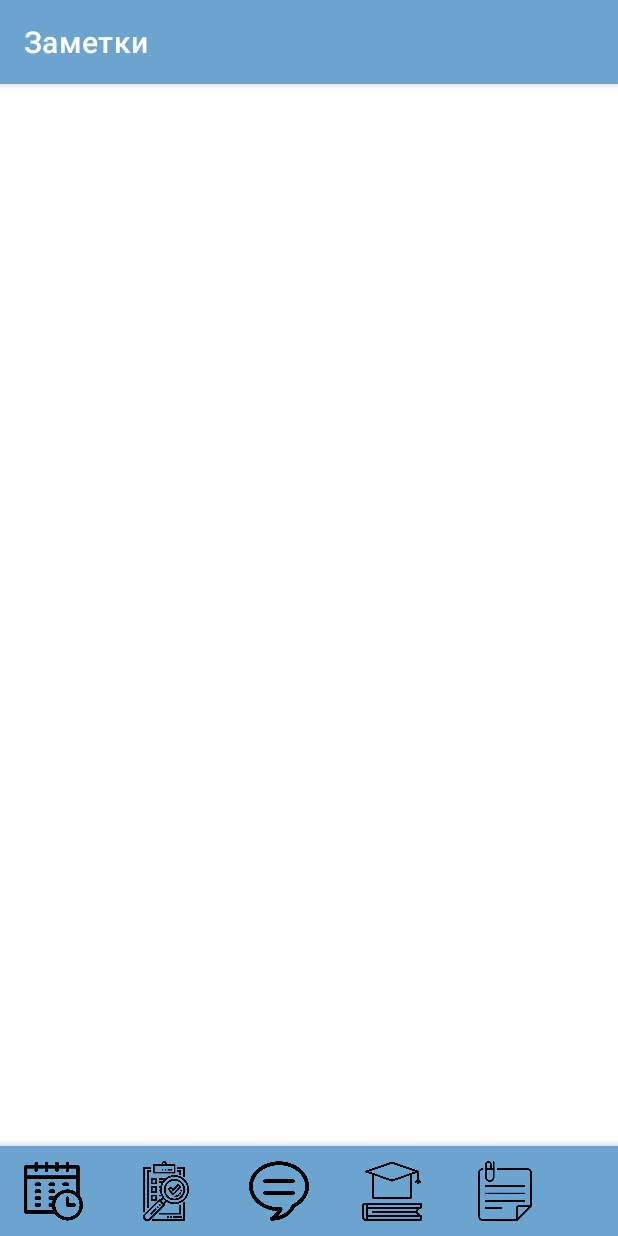
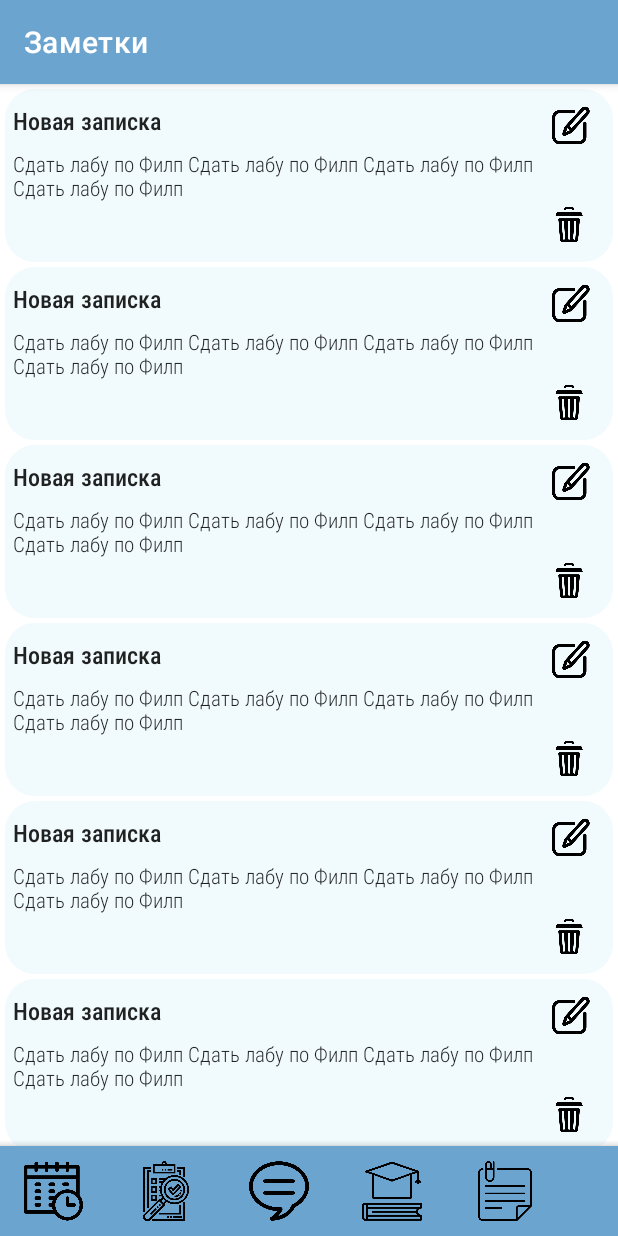
Before and after one commit to Nadezhda24/PersonalAccount, an Android app: the NoteActivity screen opened directly, with no data from a screen before it, on a phone screen of 412 x 824 dp. Run offline under Robolectric (Android 15) with nearby library versions, the phone set to English and light mode, and no system bars.

Commit message:
Note Interface

```diff
--- a/app/src/main/java/com/example/personalaccount/activity/NoteActivity.java
+++ b/app/src/main/java/com/example/personalaccount/activity/NoteActivity.java
@@ -1,6 +1,8 @@
 package com.example.personalaccount.activity;
 
 import androidx.appcompat.app.AppCompatActivity;
+import androidx.recyclerview.widget.LinearLayoutManager;
+import androidx.recyclerview.widget.RecyclerView;
 
 import android.content.Intent;
 import android.graphics.Color;
@@ -9,16 +11,44 @@ import android.os.Bundle;
 import android.view.View;
 
 import com.example.personalaccount.R;
+import com.example.personalaccount.note.Note;
+import com.example.personalaccount.note.NoteAdapter;
+import com.example.personalaccount.results.Result;
+
+import java.util.ArrayList;
 
 public class NoteActivity extends AppCompatActivity {
-
+    ArrayList<Note> Notes = new ArrayList<Note>();
     @Override
     protected void onCreate(Bundle savedInstanceState) {
         super.onCreate(savedInstanceState);
         setContentView(R.layout.activity_note);
         getSupportActionBar().setTitle("Заметки");
         getSupportActionBar().setBackgroundDrawable(new ColorDrawable(Color.rgb(108,164,208)));
+
+        setInitialData();
+
+        RecyclerView recyclerView = (RecyclerView) findViewById(R.id.RecyclerViewNotes);
+        recyclerView.setLayoutManager(new LinearLayoutManager(this));
+        NoteAdapter NoteAdapter = new NoteAdapter(this, Notes);
+
+        recyclerView.setAdapter(NoteAdapter);
+
+
     }
+
+    private void setInitialData(){
+        Notes.add(new Note("Новая записка", "Сдать лабу по Филп Сдать лабу по Филп Сдать лабу по Филп Сдать лабу по Филп"));
+        Notes.add(new Note("Новая записка", "Сдать лабу по Филп Сдать лабу по Филп Сдать лабу по Филп Сдать лабу по Филп"));
+        Notes.add(new Note("Новая записка", "Сдать лабу по Филп Сдать лабу по Филп Сдать лабу по Филп Сдать лабу по Филп"));
+        Notes.add(new Note("Новая записка", "Сдать лабу по Филп Сдать лабу по Филп Сдать лабу по Филп Сдать лабу по Филп"));
+        Notes.add(new Note("Новая записка", "Сдать лабу по Филп Сдать лабу по Филп Сдать лабу по Филп Сдать лабу по Филп"));
+        Notes.add(new Note("Новая записка", "Сдать лабу по Филп Сдать лабу по Филп Сдать лабу по Филп Сдать лабу по Филп"));
+        Notes.add(new Note("Новая записка", "Сдать лабу по Филп Сдать лабу по Филп Сдать лабу по Филп Сдать лабу по Филп"));
+
+    }
+
+
 
     public void BottomMenuOnClick(View view) {
         switch (view.getId()) {
--- a/app/src/main/java/com/example/personalaccount/activity/ResultsActivity.java
+++ b/app/src/main/java/com/example/personalaccount/activity/ResultsActivity.java
@@ -14,7 +14,6 @@ import android.view.View;
 import com.example.personalaccount.R;
 import com.example.personalaccount.results.Result;
 import com.example.personalaccount.results.ResultAdapter;
-import com.example.personalaccount.schedule.ScheduleDay;
 
 
 import java.util.ArrayList;
--- a/app/src/main/java/com/example/personalaccount/activity/ScheduleActivity.java
+++ b/app/src/main/java/com/example/personalaccount/activity/ScheduleActivity.java
@@ -30,7 +30,7 @@ public class ScheduleActivity extends AppCompatActivity {
 
         setInitialData();
 
-        RecyclerView recyclerView = (RecyclerView) findViewById(R.id.RecyclerViewResults);
+        RecyclerView recyclerView = (RecyclerView) findViewById(R.id.RecyclerViewNotes);
         recyclerView.setLayoutManager(new LinearLayoutManager(this));
         ScheduleDayAdapter ScheduleDayAdapter = new ScheduleDayAdapter(this, ScheduleDays);
 
--- /dev/null
+++ b/app/src/main/java/com/example/personalaccount/note/Note.java
@@ -0,0 +1,19 @@
+package com.example.personalaccount.note;
+
+public class Note {
+
+    private String NoteTitle;
+    private String NoteText;
+
+    public Note(String NoteTitle, String NoteText){
+        this.NoteText = NoteText;
+        this.NoteTitle = NoteTitle;
+    }
+
+    public String GetNoteTitle(){ return NoteTitle;}
+    public String GetNoteText() {return NoteText;}
+
+    public void SetNoteText(String NoteText){ this.NoteText = NoteText;}
+    public void SetNoteTitle (String NoteTitle){this.NoteTitle = NoteTitle;}
+
+}
--- /dev/null
+++ b/app/src/main/java/com/example/personalaccount/note/NoteAdapter.java
@@ -0,0 +1,57 @@
+package com.example.personalaccount.note;
+
+import android.annotation.SuppressLint;
+import android.content.Context;
+import android.view.LayoutInflater;
+import android.view.View;
+import android.view.ViewGroup;
+import android.widget.FrameLayout;
+import android.widget.TextView;
+
+import androidx.recyclerview.widget.RecyclerView;
+
+
+import com.example.personalaccount.R;
+
+import java.util.List;
+
+public class NoteAdapter extends RecyclerView.Adapter<NoteAdapter.ViewHolder> {
+    private final LayoutInflater inflater;
+    private final List<Note> Notes;
+
+    public NoteAdapter(Context context, List<Note> Notes){
+        this.Notes = Notes;
+        this.inflater = LayoutInflater.from(context);
+    }
+
+    @Override
+    public NoteAdapter.ViewHolder onCreateViewHolder(ViewGroup parent, int viewType) {
+        View view = inflater.inflate(R.layout.note, parent, false);
+        return new NoteAdapter.ViewHolder(view);
+    }
+
+    @SuppressLint("ResourceAsColor")
+    @Override
+    public void onBindViewHolder(NoteAdapter.ViewHolder holder, int position) {
+        Note Note = Notes.get(position);
+        holder.NoteTitle.setText(Note.GetNoteTitle());
+        holder.NoteText.setText(Note.GetNoteText());
+    }
+
+    @Override
+    public int getItemCount() {
+        return Notes.size();
+    }
+
+    public static class ViewHolder extends RecyclerView.ViewHolder {
+
+        final TextView NoteTitle, NoteText;
+        final FrameLayout frameLayout;
+        ViewHolder(View view){
+            super(view);
+            NoteTitle = (TextView) view.findViewById(R.id.NoteTitle);
+            NoteText = (TextView) view.findViewById(R.id.NoteText);
+            frameLayout = (FrameLayout) view.findViewById(R.id.frameLayout);
+        }
+    }
+}
--- a/app/src/main/java/com/example/personalaccount/results/ResultAdapter.java
+++ b/app/src/main/java/com/example/personalaccount/results/ResultAdapter.java
@@ -11,8 +11,6 @@ import android.widget.TextView;
 import androidx.recyclerview.widget.RecyclerView;
 
 import com.example.personalaccount.R;
-import com.example.personalaccount.schedule.ScheduleDay;
-import com.example.personalaccount.schedule.ScheduleDayAdapter;
 
 import java.util.List;
 
--- a/app/src/main/res/layout/activity_education.xml
+++ b/app/src/main/res/layout/activity_education.xml
@@ -20,7 +20,7 @@
             tools:context=".activity.ScheduleActivity">
 
             <androidx.recyclerview.widget.RecyclerView
-                android:id="@+id/RecyclerViewResults"
+                android:id="@+id/RecyclerViewNotes"
                 android:layout_width="match_parent"
                 android:layout_height="match_parent"
                 app:layout_constraintStart_toStartOf="parent"
--- a/app/src/main/res/layout/activity_message_system.xml
+++ b/app/src/main/res/layout/activity_message_system.xml
@@ -20,7 +20,7 @@
             tools:context=".activity.ScheduleActivity">
 
             <androidx.recyclerview.widget.RecyclerView
-                android:id="@+id/RecyclerViewResults"
+                android:id="@+id/RecyclerViewNotes"
                 android:layout_width="match_parent"
                 android:layout_height="match_parent"
                 app:layout_constraintStart_toStartOf="parent"
--- a/app/src/main/res/layout/activity_note.xml
+++ b/app/src/main/res/layout/activity_note.xml
@@ -20,7 +20,7 @@
             tools:context=".activity.ScheduleActivity">
 
             <androidx.recyclerview.widget.RecyclerView
-                android:id="@+id/RecyclerViewResults"
+                android:id="@+id/RecyclerViewNotes"
                 android:layout_width="match_parent"
                 android:layout_height="match_parent"
                 app:layout_constraintStart_toStartOf="parent"
--- a/app/src/main/res/layout/activity_schedule.xml
+++ b/app/src/main/res/layout/activity_schedule.xml
@@ -69,13 +69,13 @@
                 android:paddingRight="5dp"
                 android:text="Понедельник, 02.03.2021"
                 android:textColor="?attr/actionMenuTextColor"
-                app:layout_constraintBottom_toTopOf="@+id/RecyclerViewResults"
+                app:layout_constraintBottom_toTopOf="@+id/RecyclerViewNotes"
                 app:layout_constraintEnd_toEndOf="parent"
                 app:layout_constraintStart_toStartOf="parent"
                 app:layout_constraintTop_toTopOf="parent" />
 
             <androidx.recyclerview.widget.RecyclerView
-                android:id="@+id/RecyclerViewResults"
+                android:id="@+id/RecyclerViewNotes"
                 android:layout_width="match_parent"
                 android:layout_height="match_parent"
                 app:layout_constraintTop_toBottomOf="@+id/textView6" />
--- /dev/null
+++ b/app/src/main/res/layout/note.xml
@@ -0,0 +1,65 @@
+<?xml version="1.0" encoding="utf-8"?>
+<androidx.constraintlayout.widget.ConstraintLayout xmlns:android="http://schemas.android.com/apk/res/android"
+    xmlns:app="http://schemas.android.com/apk/res-auto"
+    xmlns:tools="http://schemas.android.com/tools"
+    android:layout_width="match_parent"
+    android:layout_height="wrap_content"
+    android:layout_marginStart="3dp"
+    android:layout_marginLeft="3dp"
+    android:layout_marginTop="3dp"
+    android:layout_marginEnd="3dp"
+    android:layout_marginRight="3dp"
+    android:background="@drawable/schedule_fon"
+    android:paddingLeft="5dp"
+    android:paddingTop="2dp"
+    android:paddingRight="5dp"
+    android:paddingBottom="2dp">
+
+    <TextView
+        android:id="@+id/NoteText"
+        android:layout_width="0dp"
+        android:layout_height="wrap_content"
+        android:layout_marginTop="8dp"
+        android:fontFamily="sans-serif-condensed-light"
+        android:text="Тело"
+        android:textColor="?attr/actionMenuTextColor"
+        android:textSize="14sp"
+        app:layout_constraintEnd_toStartOf="@+id/Delete"
+        app:layout_constraintStart_toStartOf="@+id/NoteTitle"
+        app:layout_constraintTop_toBottomOf="@+id/NoteTitle" />
+
+    <TextView
+        android:id="@+id/NoteTitle"
+        android:layout_width="0dp"
+        android:layout_height="wrap_content"
+        android:layout_marginTop="8dp"
+        android:fontFamily="sans-serif-condensed-light"
+        android:text="Тема"
+        android:textColor="?attr/actionMenuTextColor"
+        android:textSize="16sp"
+        android:textStyle="bold"
+        app:layout_constraintEnd_toStartOf="@+id/Edit"
+        app:layout_constraintStart_toStartOf="parent"
+        app:layout_constraintTop_toTopOf="parent" />
+
+    <ImageView
+        android:id="@+id/Edit"
+        android:layout_width="30dp"
+        android:layout_height="30dp"
+        android:layout_marginEnd="8dp"
+        app:layout_constraintEnd_toEndOf="parent"
+        app:layout_constraintTop_toTopOf="@+id/NoteTitle"
+        app:srcCompat="@drawable/edit" />
+
+    <ImageView
+        android:id="@+id/Delete"
+        android:layout_width="30dp"
+        android:layout_height="30dp"
+        android:layout_marginEnd="8dp"
+        android:layout_marginBottom="8dp"
+        app:layout_constraintBottom_toBottomOf="parent"
+        app:layout_constraintEnd_toEndOf="parent"
+        app:layout_constraintTop_toBottomOf="@+id/NoteText"
+        app:srcCompat="@drawable/delete" />
+
+</androidx.constraintlayout.widget.ConstraintLayout>
```
Also changed, not shown: app/src/main/res/drawable/delete.png (added), app/src/main/res/drawable/edit.png (added).
